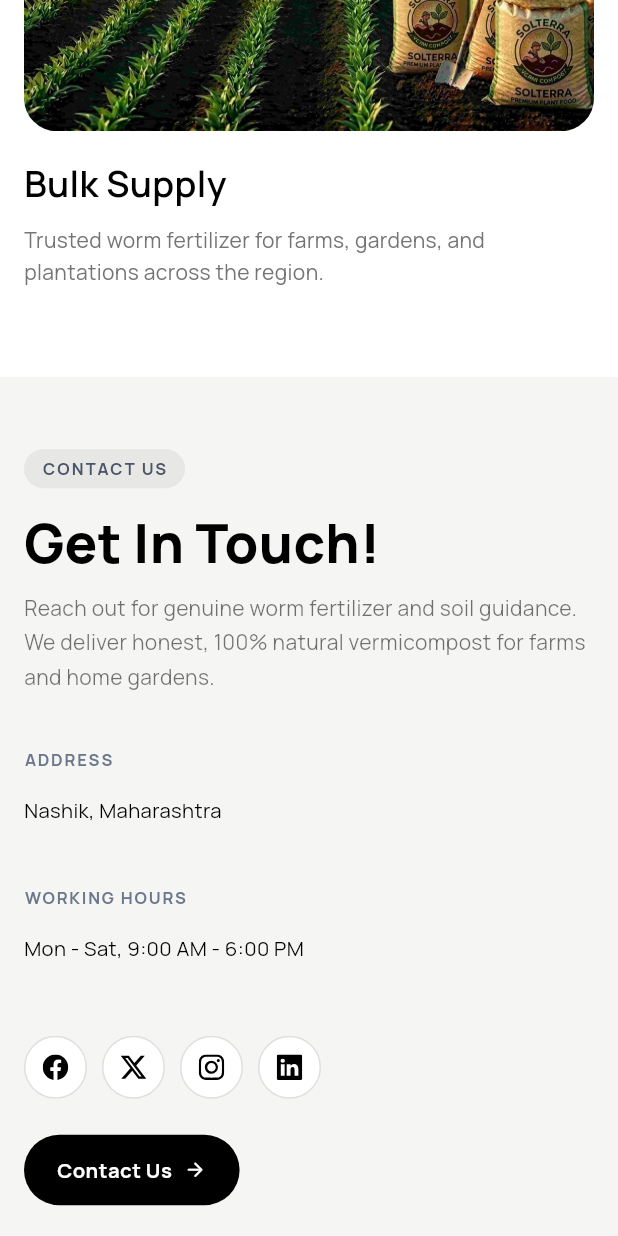
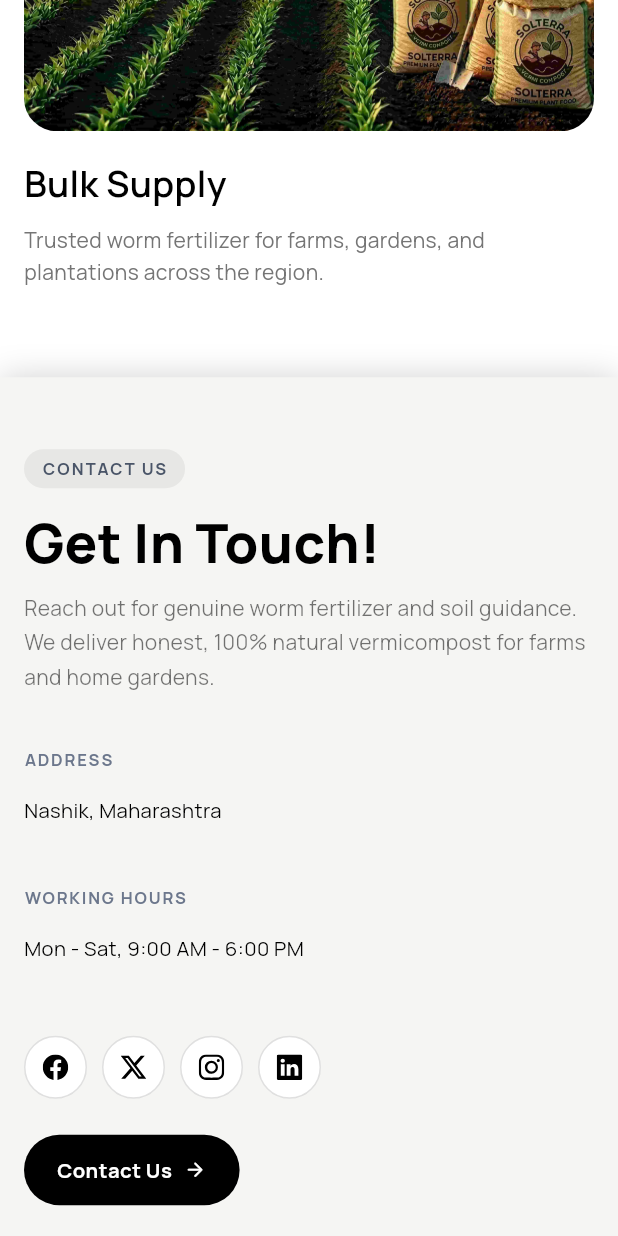
Before and after one commit to solterra-compost/Soliterra, a Flutter app: the screen it shows after launch, scrolled down 2880 dp, on a phone screen of 412 x 824 dp. Run offline on Flutter 3.47's test engine with Material 3 defaults, Android fonts, the phone set to English and light mode, and no system bars; our stand-ins replace equatable, flutter_bloc, flutter_dotenv, go_router, google_fonts, icons_plus.

Commit message:
refactor: Minor UI upgrades

```diff
--- a/lib/features/landing/presentation/widgets/get_in_touch_section.dart
+++ b/lib/features/landing/presentation/widgets/get_in_touch_section.dart
@@ -28,7 +28,16 @@ class _GetInTouchSectionState extends State<GetInTouchSection> {
   Widget build(BuildContext context) {
     return Container(
       width: double.infinity,
-      color: const Color(0xfff5f5f3),
+      decoration: BoxDecoration(
+        color: const Color(0xfff5f5f3),
+        boxShadow: [
+          BoxShadow(
+            color: Colors.black.withOpacity(0.2),
+            offset: Offset.fromDirection(1),
+            blurRadius: 18,
+          ),
+        ],
+      ),
       padding: EdgeInsets.symmetric(
         horizontal: context.horizontalPadding,
         vertical: context.responsive(mobile: 48, tablet: 64, desktop: 80),
--- a/lib/features/landing/presentation/widgets/nav_bar.dart
+++ b/lib/features/landing/presentation/widgets/nav_bar.dart
@@ -18,11 +18,12 @@ class _NavBarDesktop extends StatelessWidget {
 
   @override
   Widget build(BuildContext context) {
-    return Padding(
+    return Container(
       padding: EdgeInsetsGeometry.symmetric(
         horizontal: context.horizontalPadding,
         vertical: 16,
       ),
+
       child: Row(
         children: [
           _Logo(),
--- a/lib/widgets/helper_description.dart
+++ b/lib/widgets/helper_description.dart
@@ -23,7 +23,7 @@ class HelperDescription extends StatelessWidget {
         borderRadius: BorderRadius.circular(24),
         boxShadow: [
           BoxShadow(
-            color: Colors.black.withOpacity(0.04),
+            color: Colors.black.withOpacity(0.2),
             blurRadius: 18,
             offset: const Offset(0, 10),
           ),
```
